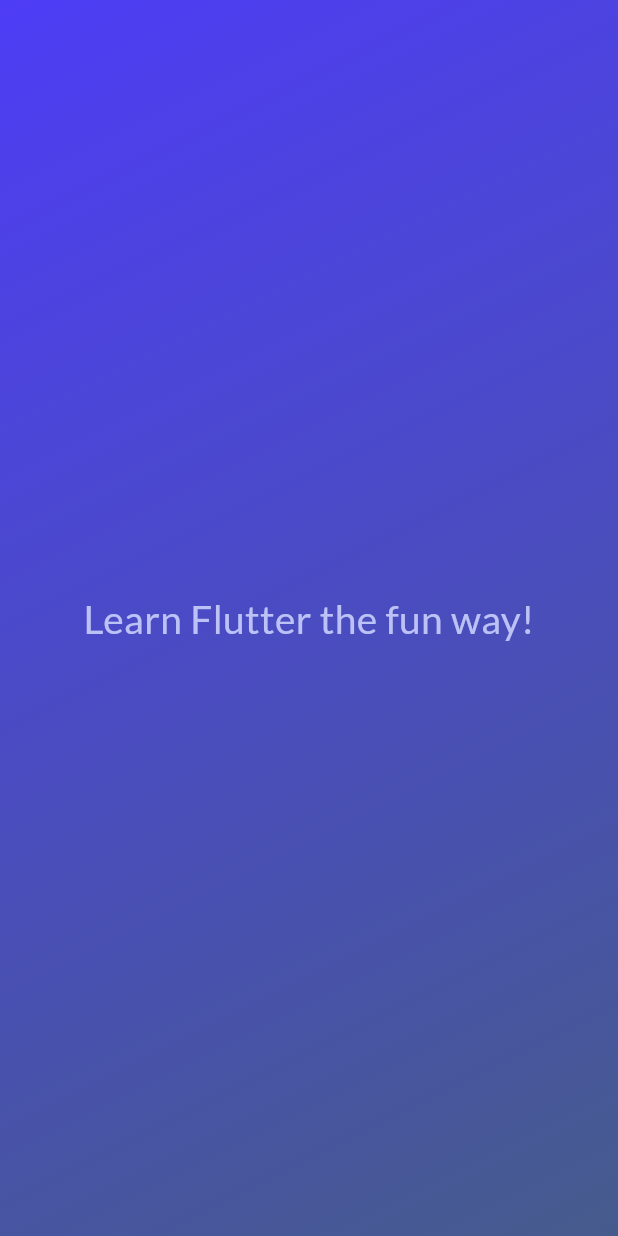
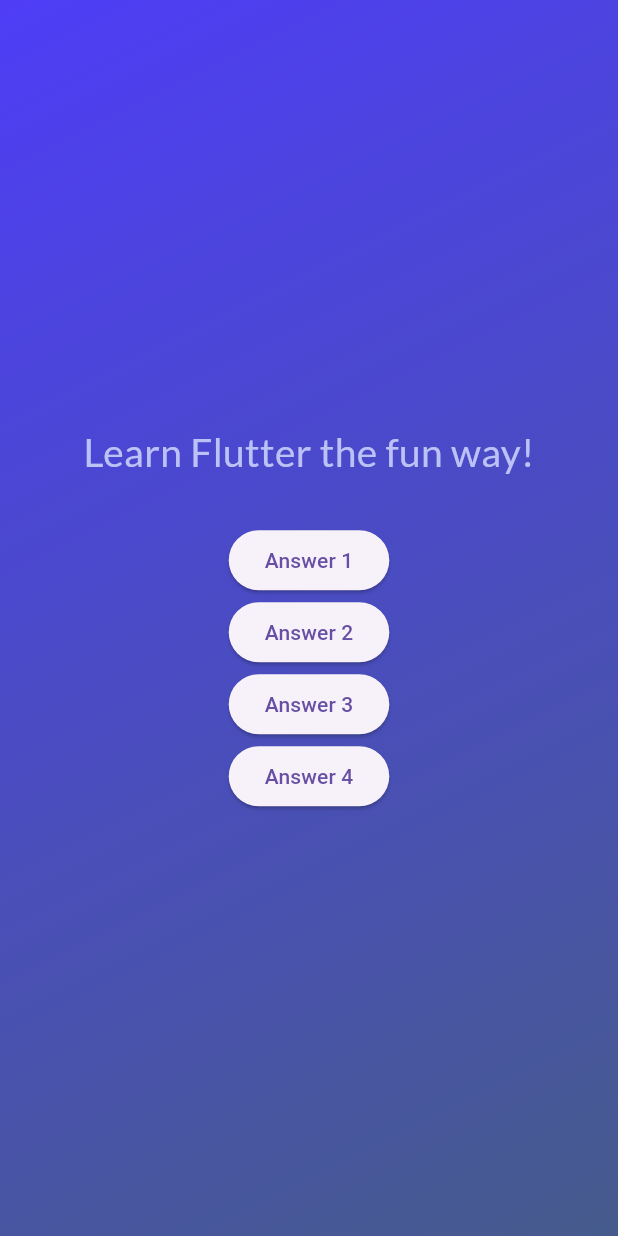
Before and after one commit to clebersonp/flutter_adv_basics_challenge, a Flutter app: the screen it shows after launch, after a tap on "Start Quiz", on a phone screen of 412 x 824 dp. Run offline on Flutter 3.47's test engine with Material 3 defaults, Android fonts, the phone set to English and light mode, and no system bars; our stand-ins replace google_fonts.

Commit message:
Changed center widget for sizedBox and added mock elements

```diff
--- a/lib/questions_screen.dart
+++ b/lib/questions_screen.dart
@@ -11,9 +11,10 @@
 class _QuestionsScreenState extends State<QuestionsScreen> {
   @override
   Widget build(BuildContext context) {
-    return Center(
+    return SizedBox(
+      width: double.infinity,
       child: Column(
-        mainAxisSize: MainAxisSize.min,
+        mainAxisAlignment: MainAxisAlignment.center,
         children: [
           Text(
             "Learn Flutter the fun way!",
@@ -22,6 +23,23 @@
               color: const Color.fromARGB(255, 188, 194, 246),
             ),
           ),
+          const SizedBox(height: 30),
+          ElevatedButton(
+            onPressed: () {},
+            child: const Text("Answer 1"),
+          ),
+          ElevatedButton(
+            onPressed: () {},
+            child: const Text("Answer 2"),
+          ),
+          ElevatedButton(
+            onPressed: () {},
+            child: const Text("Answer 3"),
+          ),
+          ElevatedButton(
+            onPressed: () {},
+            child: const Text("Answer 4"),
+          ),
         ],
       ),
     );
```
